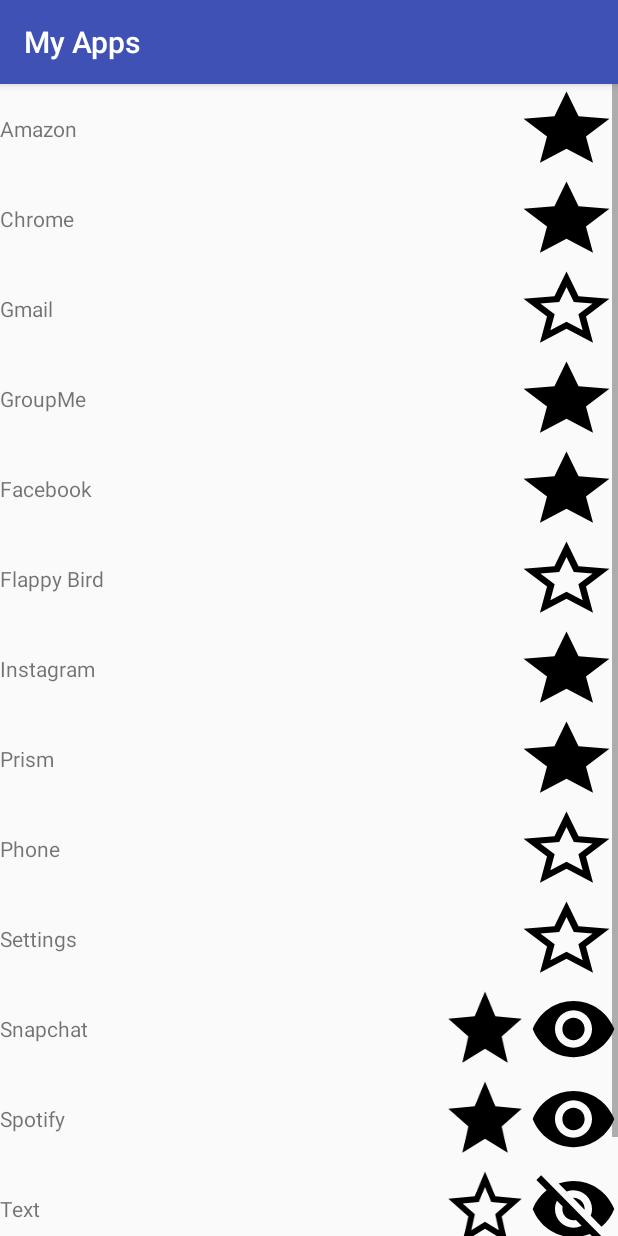
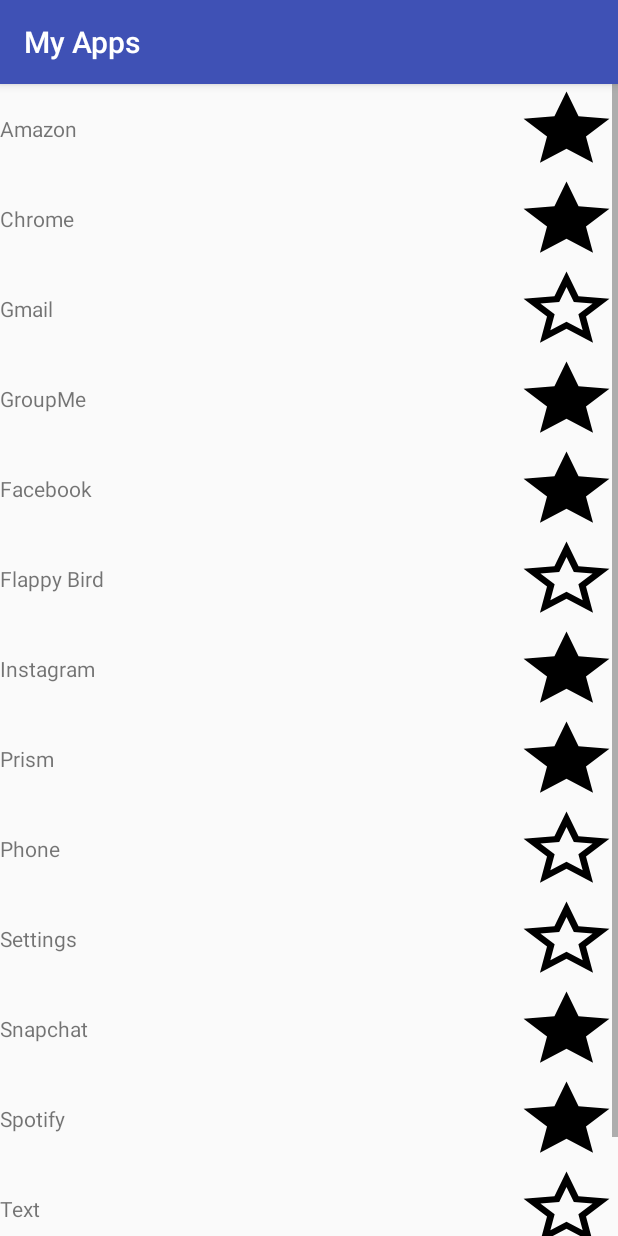
Before and after one commit to zmz0305/cs465_project, an Android app: the AppScreen screen opened directly, with no data from a screen before it, on a phone screen of 412 x 824 dp. Run offline under Robolectric (Android 15) with nearby library versions, the phone set to English and light mode, and no system bars.

Commit message:
Removed last eyes
There were some visibility eyes on the My Apps screen at the bottom

```diff
--- a/app/src/main/java/com/cs465/uiuc/cs465_project/AppScreen.java
+++ b/app/src/main/java/com/cs465/uiuc/cs465_project/AppScreen.java
@@ -25,18 +25,4 @@
             v.setId(R.id.favorite);
         }
     }
-
-    public void visToggle(View v){
-        int id = v.getId();
-
-        if (id == R.id.visible){
-            v.setBackgroundResource(R.drawable.ic_visibility_off_black_48dp);
-            v.setId(R.id.invisible);
-        }
-
-        if (id == R.id.invisible){
-            v.setBackgroundResource(R.drawable.ic_visibility_black_48dp);
-            v.setId(R.id.visible);
-        }
-    }
 }
--- a/app/src/main/res/layout/activity_app_screen.xml
+++ b/app/src/main/res/layout/activity_app_screen.xml
@@ -254,13 +254,6 @@
                     android:id="@+id/favorite"
                     android:onClick="favToggle" />
 
-                <Button
-                    android:layout_width="0dp"
-                    android:layout_height="match_parent"
-                    android:layout_weight="1"
-                    android:id="@+id/visible"
-                    android:background="@drawable/ic_visibility_black_48dp"
-                    android:onClick="visToggle"/>
             </LinearLayout>
             <LinearLayout
                 android:layout_width="match_parent"
@@ -282,13 +275,6 @@
                     android:id="@+id/favorite"
                     android:onClick="favToggle" />
 
-                <Button
-                    android:layout_width="0dp"
-                    android:layout_height="match_parent"
-                    android:layout_weight="1"
-                    android:id="@+id/visible"
-                    android:background="@drawable/ic_visibility_black_48dp"
-                    android:onClick="visToggle"/>
             </LinearLayout>
             <LinearLayout
                 android:layout_width="match_parent"
@@ -309,14 +295,6 @@
                     android:background="@drawable/ic_star_border_black_48dp"
                     android:id="@+id/unfavorite"
                     android:onClick="favToggle" />
-
-                <Button
-                    android:layout_width="0dp"
-                    android:layout_height="match_parent"
-                    android:layout_weight="1"
-                    android:id="@+id/invisible"
-                    android:background="@drawable/ic_visibility_off_black_48dp"
-                    android:onClick="visToggle"/>
             </LinearLayout>
             <LinearLayout
                 android:layout_width="match_parent"
@@ -338,13 +316,6 @@
                     android:id="@+id/unfavorite"
                     android:onClick="favToggle" />
 
-                <Button
-                    android:layout_width="0dp"
-                    android:layout_height="match_parent"
-                    android:layout_weight="1"
-                    android:id="@+id/invisible"
-                    android:background="@drawable/ic_visibility_off_black_48dp"
-                    android:onClick="visToggle"/>
             </LinearLayout>
 
 
```
